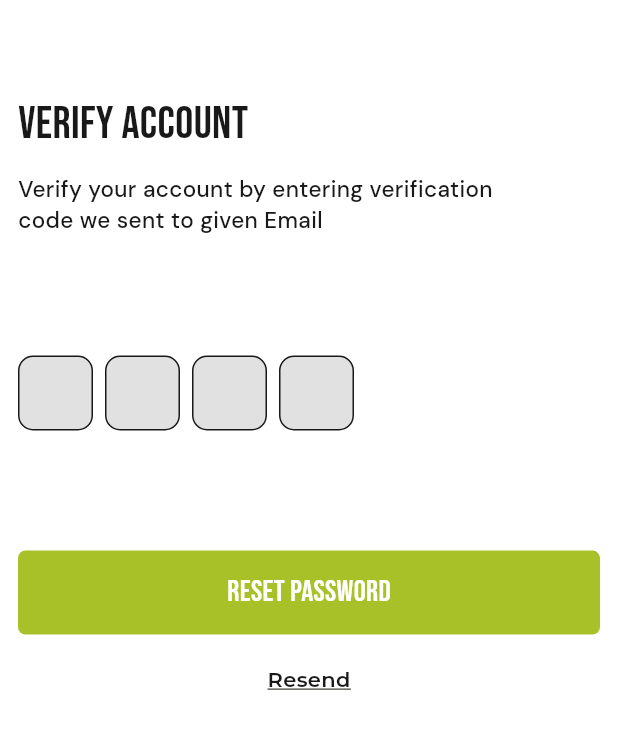
After one commit to Developer-Waqas/Flutter-Fitness-App, a Flutter app: the VerifyAccountScreen screen opened by its route, on a phone screen of 412 x 824 dp. The commit adds this screen. Shown: the top 729 px of the screen. Run offline on Flutter 3.47's test engine with Material 3 defaults, Android fonts, the phone set to English and light mode, and no system bars; drawn by our look-alikes of pinput; our stand-ins replace get.

Commit message:
Verify Screen Added and Modified

```diff
--- a/lib/constants/app_string_assets/app_string_assets.dart
+++ b/lib/constants/app_string_assets/app_string_assets.dart
@@ -1,3 +1,5 @@
+import 'dart:collection';
+
 class AppStringAssets {
   // App Name
   static const String appName = 'FITNESS PRO!';
@@ -19,6 +21,7 @@ class AppStringAssets {
   static const String connectWithFacebookButtonText = 'Connect with Facebook';
   static const String registorButton = 'Registor!';
   static const String loginnButton = 'Login!';
+  static const String sendCodeButton = 'SEND CODE';
 
   //Login Screen String
   static const String loginWelcomeText = 'Welcome to Pro Fitness!';
@@ -42,4 +45,9 @@ class AppStringAssets {
   static const String createAccountTitle = 'CREATE ACCOUNT';
   static const String registerSubTitle =
       'Please enter your credentials to\nproceed';
+
+  // Forgot Password Screen String
+  static const String forgotPasswordText = 'FORGOT PASSWORD';
+  static const String forgotSubTitle =
+      'Please enter your email below to receive\nyour password reset code.';
 }
--- a/lib/utils/routes/app_routes.dart
+++ b/lib/utils/routes/app_routes.dart
@@ -5,5 +5,6 @@ class AppRoutes {
   static const String login = '/login';
   static const String register = '/register';
   static const String forgot = '/forgot';
+  static const String verify = '/verify';
 
 }
--- a/lib/utils/routes/generate_routes.dart
+++ b/lib/utils/routes/generate_routes.dart
@@ -1,8 +1,7 @@
-
 import 'package:code_alpha_fitness_app/views/forgot_password_screen/forgot_password_screen.dart';
+import 'package:code_alpha_fitness_app/views/verify_account_screen/verify_account_screen.dart';
 
 import '../../constants/app_linker/app_linker.dart';
-
 
 class GenerateRoutes {
   static List<GetPage> getRoute() {
@@ -31,6 +30,10 @@ class GenerateRoutes {
           name: AppRoutes.forgot,
           page: () => ForgotPasswordScreen(),
           curve: Curves.easeInOut),
+      GetPage(
+          name: AppRoutes.verify,
+          page: () => VerifyAccountScreen(),
+          curve: Curves.easeInOut),
     ];
   }
 }
--- a/lib/views/forgot_password_screen/forgot_password_screen.dart
+++ b/lib/views/forgot_password_screen/forgot_password_screen.dart
@@ -18,14 +18,14 @@ class ForgotPasswordScreen extends StatelessWidget {
                 height: 50,
               ),
               Text(
-                'FORGOT PASSWORD',
+                AppStringAssets.forgotPasswordText,
                 style: AppStyle.primaryStyle3,
               ),
               SizedBox(
                 height: 10,
               ),
               Text(
-                'Please enter your email below to receive\nyour password reset code.',
+                AppStringAssets.forgotSubTitle,
                 style: AppStyle.secondaryStyle2,
               ),
               SizedBox(
@@ -56,9 +56,11 @@ class ForgotPasswordScreen extends StatelessWidget {
                 height: 80,
               ),
               CustomButton(
-                buttonTitle: 'SEND CODE',
+                buttonTitle: AppStringAssets.sendCodeButton,
                 textStyle: AppStyle.buttonStyle1,
-                onTap: () {},
+                onTap: () {
+                  Get.toNamed(AppRoutes.verify);
+                },
                 buttonColor: AppColors.primary,
                 buttonHeight: 56,
                 buttonWidth: MediaQuery.of(context).size.width,
--- /dev/null
+++ b/lib/views/verify_account_screen/verify_account_screen.dart
@@ -0,0 +1,91 @@
+import 'package:pinput/pinput.dart';
+
+import '../../constants/app_linker/app_linker.dart';
+
+class VerifyAccountScreen extends StatelessWidget {
+  const VerifyAccountScreen({super.key});
+
+  @override
+  Widget build(BuildContext context) {
+    return Scaffold(
+      backgroundColor: AppColors.whiteColor,
+      body: SingleChildScrollView(
+        child: Padding(
+          padding: const EdgeInsets.symmetric(horizontal: 12, vertical: 12),
+          child: Column(
+            mainAxisAlignment: MainAxisAlignment.start,
+            crossAxisAlignment: CrossAxisAlignment.start,
+            children: [
+              SizedBox(
+                height: 50,
+              ),
+              Text(
+                'VERIFY ACCOUNT',
+                style: AppStyle.primaryStyle3,
+              ),
+              SizedBox(
+                height: 10,
+              ),
+              Text(
+                'Verify your account by entering verification\ncode we sent to given Email',
+                style: AppStyle.secondaryStyle2,
+              ),
+              SizedBox(
+                height: 80,
+              ),
+              // Pincode Field
+              Pinput(
+                keyboardType: TextInputType.number,
+                length: 4,
+                pinAnimationType: PinAnimationType.slide,
+                animationCurve: Curves.easeInOut,
+                mainAxisAlignment: MainAxisAlignment.spaceEvenly,
+                animationDuration: Duration(milliseconds: 300),
+                defaultPinTheme: PinTheme(
+                  textStyle: AppStyle.tertaryStyle1.copyWith(
+                    color: AppColors.blackColor,
+                    fontSize: 14,
+                  ),
+                  decoration: BoxDecoration(
+                    color: AppColors.greyColor.withOpacity(0.2),
+                    borderRadius: BorderRadius.circular(10),
+                    border: Border.all(
+                      color: AppColors.blackColor,
+                    ),
+                  ),
+                  height: 50,
+                  width: 50,
+                ),
+              ),
+              SizedBox(
+                height: 80,
+              ),
+              CustomButton(
+                buttonTitle: 'RESET PASSWORD',
+                textStyle: AppStyle.buttonStyle1,
+                onTap: () {},
+                buttonColor: AppColors.primary,
+                buttonHeight: 56,
+                buttonWidth: MediaQuery.of(context).size.width,
+              ),
+              SizedBox(
+                height: 20,
+              ),
+              Center(
+                child: CustomButton(
+                  buttonTitle: 'Resend',
+                  textStyle: AppStyle.tertaryStyle2.copyWith(
+                    decoration: TextDecoration.underline,
+                    color: AppColors.blackColor,
+                  ),
+                  buttonWidth: 60,
+                  onTap: () {},
+                ),
+              ),
+            ],
+          ),
+        ),
+      ),
+    );
+  }
+}
```
Also changed, not shown: pubspec.lock.
